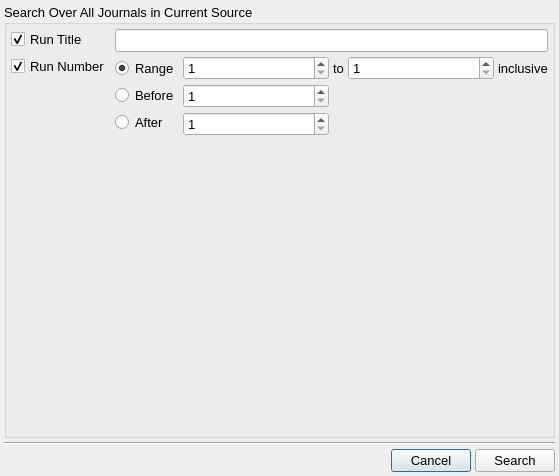
First picture: the form in frontend/searchDialog.ui, repository disorderedmaterials/jv2, before the edit.
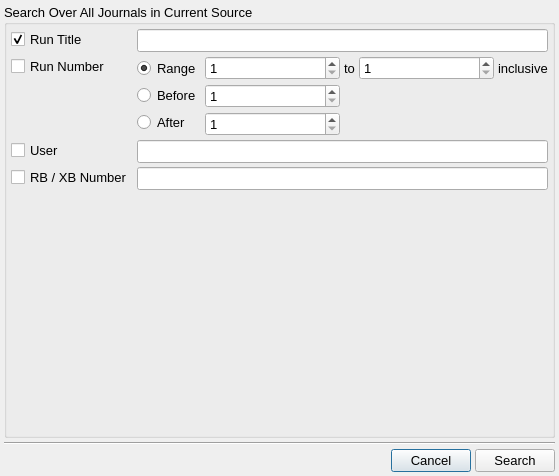
Second picture: the form after the edit.

Commit message: ui: extend search everywhere dialog.

Diff of the .ui file:
```diff
--- a/frontend/searchDialog.ui
+++ b/frontend/searchDialog.ui
@@ -93,7 +93,7 @@
          <string>Run Number</string>
         </property>
         <property name="checked">
-         <bool>true</bool>
+         <bool>false</bool>
         </property>
        </widget>
       </item>
@@ -255,6 +255,49 @@
         </layout>
        </widget>
       </item>
+      <item row="2" column="0">
+       <widget class="QCheckBox" name="UserCheckBox">
+        <property name="toolTip">
+         <string>Enable matching by run title</string>
+        </property>
+        <property name="text">
+         <string>User</string>
+        </property>
+        <property name="checked">
+         <bool>false</bool>
+        </property>
+       </widget>
+      </item>
+      <item row="2" column="1">
+       <widget class="QLineEdit" name="UserEdit">
+        <property name="text">
+         <string/>
+        </property>
+       </widget>
+      </item>
+      <item row="3" column="1">
+       <widget class="QLineEdit" name="ExperimentIdentifierEdit">
+        <property name="inputMask">
+         <string/>
+        </property>
+        <property name="text">
+         <string/>
+        </property>
+       </widget>
+      </item>
+      <item row="3" column="0">
+       <widget class="QCheckBox" name="ExperimentIdentifierCheckBox">
+        <property name="toolTip">
+         <string>Enable matching by run title</string>
+        </property>
+        <property name="text">
+         <string>RB / XB Number</string>
+        </property>
+        <property name="checked">
+         <bool>false</bool>
+        </property>
+       </widget>
+      </item>
      </layout>
     </widget>
    </item>
```
The commit also changes 1 other file.
